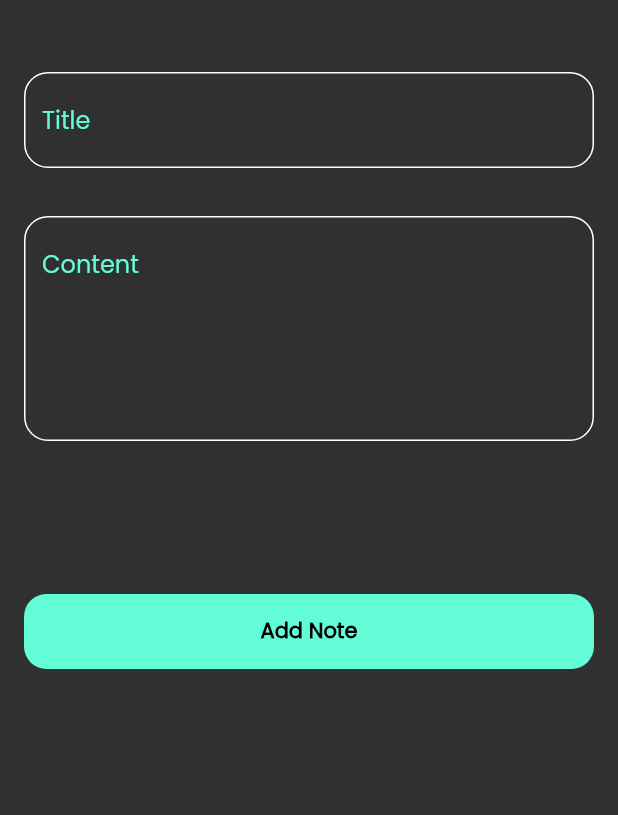
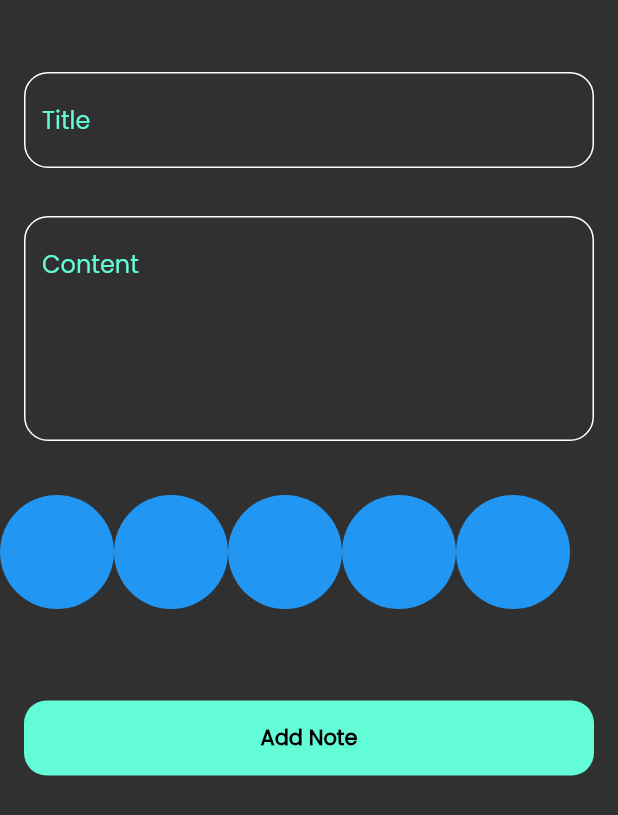
Before and after one commit to Mohammad-Adel-Metwalli/notes_app, a Flutter app: the AddNoteForm widget shown alone on an empty page, opened directly, on a phone screen of 412 x 824 dp. Shown: the top 815 px of the screen. Run offline on Flutter 3.47's test engine with Material 2 defaults, Android fonts, the phone set to English and light mode, and no system bars; our stand-ins replace bloc, flutter_bloc, font_awesome_flutter, hive, hive_flutter; missing offline and left inert: animated_snack_bar; accounts and stored records are empty.

Commit message:
Create colors list view part 1

```diff
--- a/lib/Views/Widgets/add_note_form.dart
+++ b/lib/Views/Widgets/add_note_form.dart
@@ -4,6 +4,7 @@ import 'package:flutter_bloc/flutter_bloc.dart';
 import 'package:intl/intl.dart';
 import 'package:notes_app/Cubits/add_note_cubit.dart';
 import 'package:notes_app/Views/Models/note_model.dart';
+import 'package:notes_app/Views/Widgets/colors_list_view.dart';
 import 'custom_button.dart';
 import 'custom_text_field.dart';
 
@@ -53,7 +54,11 @@ class _AddNoteFormState extends State<AddNoteForm> {
             ),
           ),
 
-          const SizedBox(height: 70),
+          const SizedBox(height: 20),
+
+          const ColorsListView(),
+
+          const SizedBox(height: 45),
 
           Padding(
             padding: const EdgeInsets.all(16),
--- /dev/null
+++ b/lib/Views/Widgets/color_item.dart
@@ -0,0 +1,15 @@
+import 'package:flutter/material.dart';
+
+class ColorItem extends StatelessWidget
+{
+  const ColorItem({Key? key}) : super(key: key);
+
+  @override
+  Widget build(BuildContext context)
+  {
+    return const CircleAvatar(
+      backgroundColor: Colors.blue,
+      radius: 38,
+    );
+  }
+}
--- /dev/null
+++ b/lib/Views/Widgets/colors_list_view.dart
@@ -0,0 +1,22 @@
+import 'package:flutter/cupertino.dart';
+import 'package:notes_app/Views/Widgets/color_item.dart';
+
+class ColorsListView extends StatelessWidget
+{
+  const ColorsListView({Key? key}) : super(key: key);
+
+  @override
+  Widget build(BuildContext context)
+  {
+    return SizedBox(
+      height: 38*2,
+      child: ListView.builder(
+          itemCount: 5,
+          scrollDirection: Axis.horizontal,
+          itemBuilder: (context, index)
+      {
+        return const ColorItem();
+      }),
+    );
+  }
+}
```
